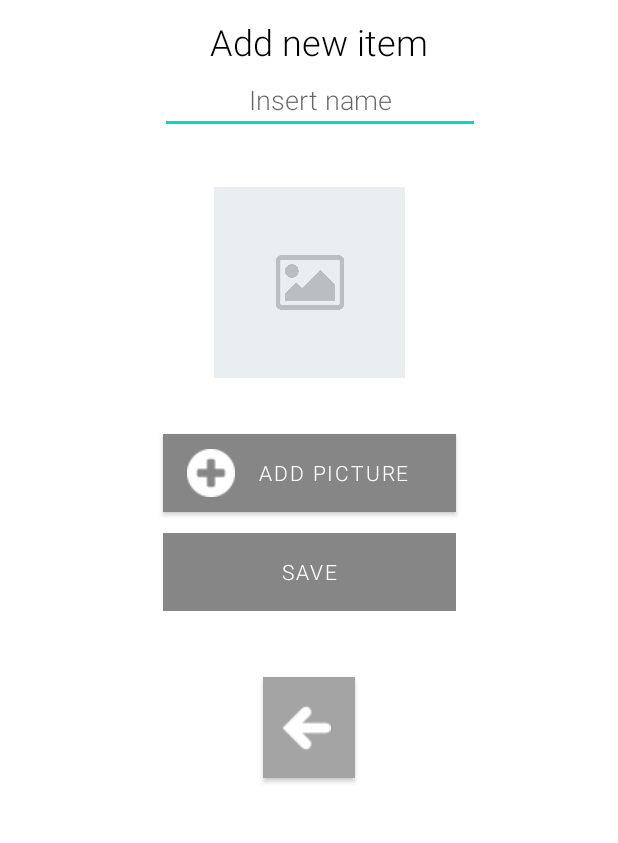
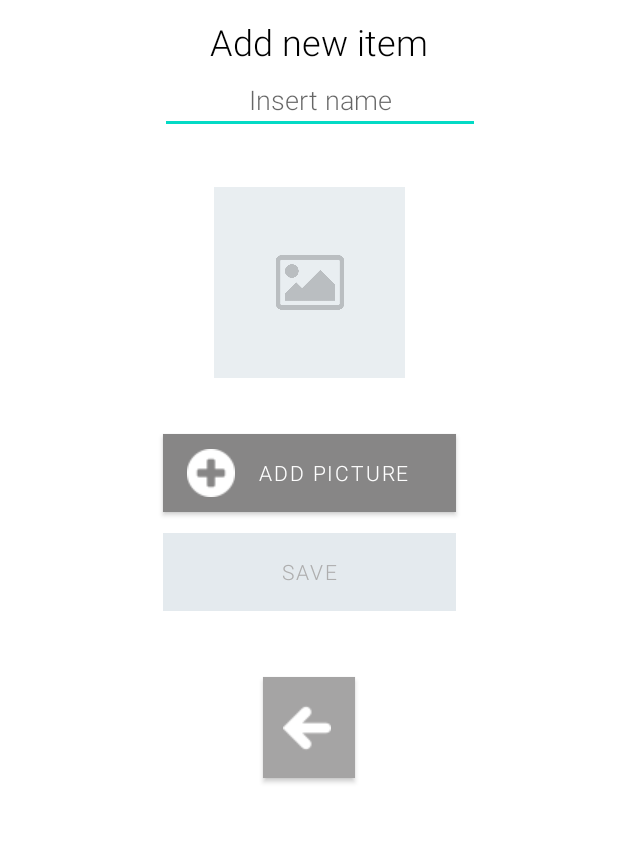
Before and after one commit to BlackKnight625/AmbientIntelligence, an Android app: the AddItemActivity screen opened directly, with no data from a screen before it, on a phone screen of 412 x 824 dp, the part 356-1199 px from its top. Run offline under Robolectric (Android 15) with nearby library versions, the phone set to English and light mode, and no system bars; libraries missing offline, so code that uses them is left out: com.google.protobuf, pt.tecnico.moms.

Commit message:
New locate footage background

```diff
--- a/MasterOfMissingStuff/app/src/main/res/layout/additem.xml
+++ b/MasterOfMissingStuff/app/src/main/res/layout/additem.xml
@@ -38,9 +38,9 @@
         android:fontFamily="sans-serif-light"
         android:text="@string/save"
         android:textAlignment="center"
-        android:textColor="#FFFFFF"
+        android:textColor="#AEAEAE"
         android:textSize="14sp"
-        app:backgroundTint="#878686"
+        app:backgroundTint="#E4EAEE"
         app:cornerRadius="30dp"
         app:iconPadding="0dp"
         app:iconTint="#FFFFFF"
--- a/MasterOfMissingStuff/app/src/main/res/layout/locate_footage.xml
+++ b/MasterOfMissingStuff/app/src/main/res/layout/locate_footage.xml
@@ -3,7 +3,7 @@
     xmlns:app="http://schemas.android.com/apk/res-auto"
     android:layout_width="match_parent"
     android:layout_height="match_parent"
-    android:background="#62def8">
+    android:background="#6BDADADA">
 
     <ImageView
         android:id="@+id/locateFootageView"
```
